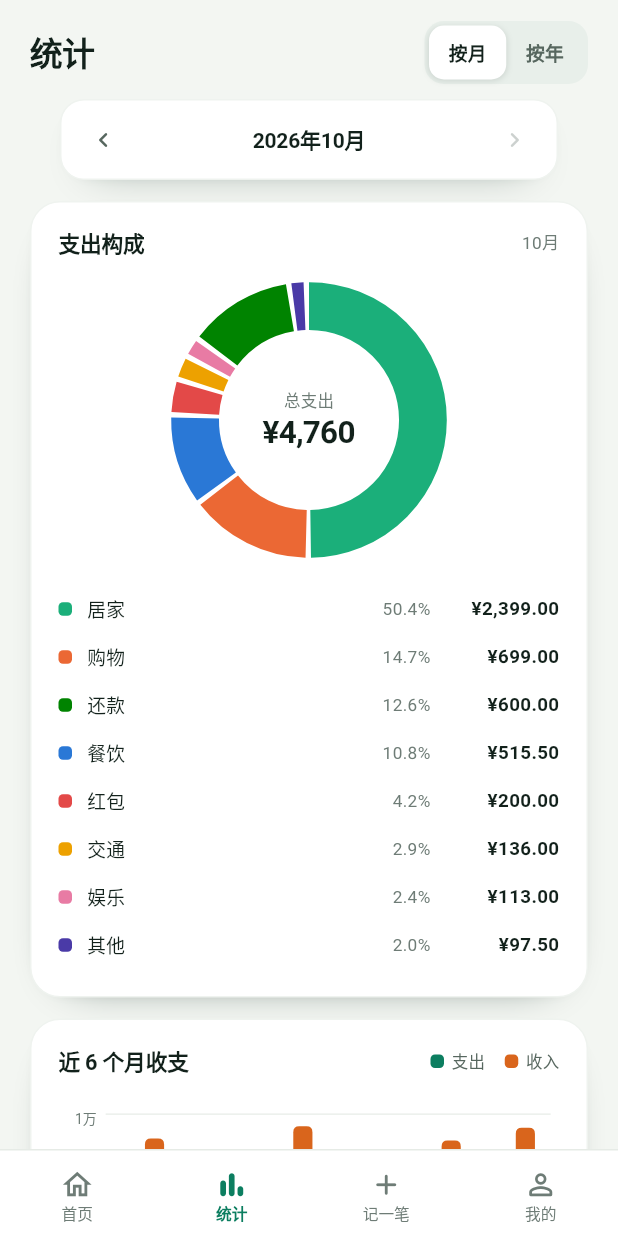
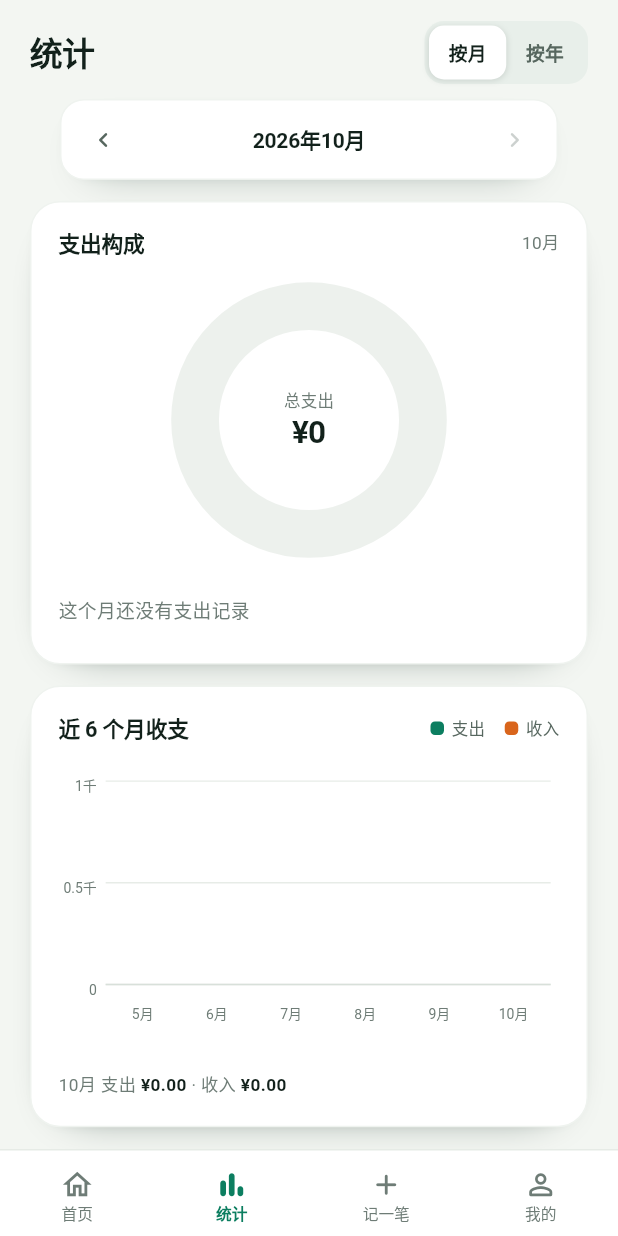
Before and after one commit to qiuzhiyei/entry-flow, a Flutter app: the screen it shows after launch, after a tap on "查看统计", on a phone screen of 412 x 824 dp. Run offline on Flutter 3.47's test engine with Material 3 defaults, Android fonts, the phone set to English and light mode, and no system bars; our stand-ins replace file_picker, hive, hive_flutter; accounts and stored records are empty.

Commit message:
Remove demo seed data and publish clean v1.1.1
Fresh installs now start with an empty ledger. Startup migration removes legacy demo records while preserving real records and normalizing real travel data. Backup import also drops demo entries.

```diff
--- a/lib/main.dart
+++ b/lib/main.dart
@@ -4,7 +4,7 @@ import 'package:provider/provider.dart';
 import 'app.dart';
 import 'providers/ledger_provider.dart';
 import 'services/hive_service.dart';
-import 'services/seed_data.dart';
+import 'services/data_migration.dart';
 import 'screens/startup_failure_screen.dart';
 
 Future<void> main() async {
@@ -12,7 +12,7 @@ Future<void> main() async {
 
   try {
     await HiveService.init();
-    await SeedData.seedIfNeeded(HiveService.recordsBox, HiveService.metaBox);
+    await DataMigration.migrate(HiveService.recordsBox, HiveService.metaBox);
   } catch (error, stackTrace) {
     debugPrint('Ledger startup failed: $error\n$stackTrace');
     runApp(const StartupFailureApp());
--- a/lib/providers/ledger_provider.dart
+++ b/lib/providers/ledger_provider.dart
@@ -308,7 +308,7 @@ class LedgerProvider extends ChangeNotifier {
         final record = Record.fromJson(Map<String, dynamic>.from(item));
         if (record.id.isEmpty ||
             record.amountCents <= 0 ||
-            record.id.startsWith('demo-travel-')) {
+            record.id.startsWith('demo-')) {
           skipped++;
           continue;
         }
--- /dev/null
+++ b/lib/services/data_migration.dart
@@ -0,0 +1,29 @@
+import 'package:hive/hive.dart';
+
+import '../models/record.dart';
+
+/// One-time cleanup for installs created by older demo builds. New installs
+/// start with an empty ledger; no sample records are ever added.
+abstract final class DataMigration {
+  static const String _dailyLedger = 'daily';
+  static const String _cleanupKey = 'clean_ledger_v1';
+
+  static Future<void> migrate(Box<Record> box, Box<dynamic> metaBox) async {
+    if (metaBox.get(_cleanupKey) == true) return;
+
+    final entries = box.toMap().entries.toList(growable: false);
+    for (final entry in entries) {
+      final record = entry.value;
+      if (record.id.startsWith('demo-')) {
+        await box.delete(entry.key);
+      } else if (record.ledgerId != _dailyLedger) {
+        await box.put(entry.key, record.copyWith(ledgerId: _dailyLedger));
+      }
+    }
+
+    await metaBox.put(_cleanupKey, true);
+    await metaBox.put('selected_ledger', _dailyLedger);
+    await metaBox.delete('demo_seeded');
+    await metaBox.delete('demo_version');
+  }
+}
--- a/lib/services/seed_data.dart
+++ /dev/null
@@ -1,286 +0,0 @@
-import 'package:hive/hive.dart';
-
-import '../models/record.dart';
-
-/// Demo entries are written only on the very first launch. Set this to `false`
-/// for a clean ledger. Clearing every record never re-seeds them.
-const bool kSeedDemoData = true;
-
-abstract final class SeedData {
-  static const String _seededKey = 'demo_seeded';
-  static const String _versionKey = 'demo_version';
-  static const String _singleLedgerKey = 'single_ledger_migrated';
-  static const int _version = 2;
-
-  static const String _dailyLedger = 'daily';
-
-  static Future<void> seedIfNeeded(
-    Box<Record> box,
-    Box<dynamic> metaBox,
-  ) async {
-    await _migrateToSingleLedger(box, metaBox);
-    if (!kSeedDemoData) return;
-
-    final seeded = metaBox.get(_seededKey) == true;
-    if (seeded) {
-      await _upgradeDemoData(box, metaBox);
-      return;
-    }
-
-    if (box.isNotEmpty) {
-      await metaBox.put(_seededKey, true);
-      await metaBox.put(_versionKey, _version);
-      return;
-    }
-
-    final now = DateTime.now();
-    final records = <Record>[];
-
-    void add(
-      int monthsAgo,
-      String type,
-      String categoryId,
-      num amount,
-      String note,
-      int day,
-      String time,
-    ) {
-      final parts = time.split(':');
-      final date = _dateFor(
-        now,
-        monthsAgo,
-        day,
-        int.parse(parts[0]),
-        int.parse(parts[1]),
-      );
-      records.add(
-        Record(
-          id: 'demo-${now.microsecondsSinceEpoch.toRadixString(36)}-${records.length}',
-          amountCents: (amount * 100).round(),
-          type: type == 'income' ? RecordType.income : RecordType.expense,
-          categoryId: categoryId,
-          date: date,
-          note: note,
-          createdAt: date,
-          ledgerId: _dailyLedger,
-        ),
-      );
-    }
-
-    // ----- current month: the prototype's October dataset -----
-    add(0, 'expense', 'food', 28, '楼下咖啡', 29, '08:12');
-    add(0, 'expense', 'transport', 6, '地铁 2 号线', 29, '08:40');
-    add(0, 'expense', 'food', 42.5, '公司楼下简餐', 29, '12:26');
-    add(0, 'expense', 'shopping', 129, '洗衣液和收纳盒', 28, '19:05');
-    add(0, 'expense', 'food', 86, '和朋友吃火锅', 28, '12:10');
-    add(0, 'expense', 'transport', 24, '打车回家', 27, '22:15');
-    add(0, 'expense', 'fun', 68, '电影票两张', 27, '15:30');
-    add(0, 'expense', 'home', 199, '换季被套', 26, '14:20');
-    add(0, 'expense', 'transport', 6, '地铁 2 号线', 26, '08:35');
-    add(0, 'expense', 'food', 35, '早餐和午餐', 26, '12:00');
-    add(0, 'expense', 'shopping', 302, '超市采购', 25, '17:42');
-    add(0, 'expense', 'study', 59, '一本小说', 24, '20:10');
-    add(0, 'expense', 'medical', 38.5, '感冒药', 22, '10:05');
-    add(0, 'income', 'parttime', 800, '设计外包尾款', 21, '15:00');
-    add(0, 'expense', 'shopping', 268, '秋季外套', 20, '16:40');
-    add(0, 'expense', 'food', 168, '周末下午茶', 19, '16:20');
-    add(0, 'expense', 'fun', 45, '音乐会员', 18, '09:00');
-    add(0, 'expense', 'repay', 600, '信用卡账单', 16, '20:30');
-    add(0, 'income', 'invest', 126.4, '基金分红', 15, '09:00');
-    add(0, 'expense', 'packet', 200, '同事婚礼随礼', 11, '12:40');
-    add(0, 'expense', 'food', 156, '周末聚餐', 12, '18:30');
-    add(0, 'income', 'salary', 8200, '本月工资', 10, '10:00');
-    add(0, 'income', 'redpacket', 200, '朋友生日回礼', 8, '21:10');
-    add(0, 'expense', 'transport', 100, '地铁月卡', 3, '07:50');
-    add(0, 'expense', 'home', 2200, '本月房租', 1, '09:00');
-
-    // ----- previous two months -----
-    add(1, 'expense', 'home', 2200, '上月房租', 1, '09:00');
-    add(1, 'expense', 'food', 860, '月中聚餐与外卖', 12, '19:20');
-    add(1, 'expense', 'shopping', 640, '家居小物', 18, '15:10');
-    add(1, 'expense', 'fun', 180, '演出门票', 20, '20:00');
-    add(1, 'expense', 'transport', 210, '打车与地铁', 25, '08:20');
-    add(1, 'income', 'salary', 8200, '上月工资', 10, '10:00');
-    add(1, 'income', 'parttime', 500, '插画稿费', 22, '14:00');
-
-    add(2, 'expense', 'home', 2200, '两月前房租', 1, '09:00');
-    add(2, 'expense', 'food', 920, '餐饮', 14, '18:40');
-    add(2, 'expense', 'shopping', 380, '换季衣物', 9, '16:00');
-    add(2, 'expense', 'transport', 260, '交通', 26, '08:30');
-    add(2, 'expense', 'study', 240, '线上课程', 17, '21:00');
-    add(2, 'income', 'salary', 8200, '工资', 10, '10:00');
-
-    add(3, 'expense', 'home', 2200, '三月前房租', 1, '09:00');
-    add(3, 'expense', 'food', 780, '餐饮', 16, '19:00');
-    add(3, 'expense', 'shopping', 520, '夏季用品', 11, '15:30');
-    add(3, 'expense', 'fun', 320, '周末露营', 19, '11:00');
-    add(3, 'expense', 'medical', 160, '体检', 6, '09:30');
-    add(3, 'income', 'salary', 8200, '工资', 10, '10:00');
-    add(3, 'income', 'bonus', 1200, '季度奖金', 15, '10:00');
-
-    // ----- earlier months, so the year chart is complete -----
-    records.addAll(_buildHistoricalRecords(now));
-
-    await box.putAll(<String, Record>{
-      for (final record in records) record.id: record,
-    });
-    await metaBox.put(_seededKey, true);
-    await metaBox.put(_versionKey, _version);
-  }
-
-  /// Older demo installs already have the October/September/... records.
-  /// Version 2 adds the earlier months without touching the user's own records.
-  static Future<void> _upgradeDemoData(
-    Box<Record> box,
-    Box<dynamic> metaBox,
-  ) async {
-    final version = metaBox.get(_versionKey) as int? ?? 1;
-    if (version >= _version) return;
-
-    final hasDemoRecords = box.values.any(
-      (record) => record.id.startsWith('demo-'),
-    );
-    if (hasDemoRecords) {
-      final now = DateTime.now();
-      final existingIds = box.values.map((record) => record.id).toSet();
-      final additions = _buildHistoricalRecords(now)
-          .where((record) => !existingIds.contains(record.id))
-          .toList();
-      if (additions.isNotEmpty) {
-        await box.putAll(<String, Record>{
-          for (final record in additions) record.id: record,
-        });
-      }
-    }
-
-    await metaBox.put(_versionKey, _version);
-  }
-
-  /// The app has a single daily ledger. Existing demo-travel records are
-  /// removed; any real travel-created records are kept and moved to daily.
-  static Future<void> _migrateToSingleLedger(
-    Box<Record> box,
-    Box<dynamic> metaBox,
-  ) async {
-    if (metaBox.get(_singleLedgerKey) == true) return;
-
-    final entries = box.toMap().entries.toList(growable: false);
-    for (final entry in entries) {
-      final record = entry.value;
-      if (record.ledgerId == _dailyLedger) continue;
-      if (record.id.startsWith('demo-travel-')) {
-        await box.delete(entry.key);
-      } else {
-        await box.put(entry.key, record.copyWith(ledgerId: _dailyLedger));
-      }
-    }
-
-    await metaBox.put(_singleLedgerKey, true);
-    await metaBox.put('selected_ledger', _dailyLedger);
-  }
-
-  static List<Record> _buildHistoricalRecords(DateTime now) {
-    final records = <Record>[];
-    var index = 0;
-
-    void add(
-      int monthsAgo,
-      String type,
-      String categoryId,
-      num amount,
-      String note,
-      int day,
-      String time,
-    ) {
-      final parts = time.split(':');
-      final date = _dateFor(
-        now,
-        monthsAgo,
-        day,
-        int.parse(parts[0]),
-        int.parse(parts[1]),
-      );
-      records.add(
-        Record(
-          id: 'demo-history-${index++}',
-          amountCents: (amount * 100).round(),
-          type: type == 'income' ? RecordType.income : RecordType.expense,
-          categoryId: categoryId,
-          date: date,
-          note: note,
-          createdAt: date,
-          ledgerId: _dailyLedger,
-        ),
-      );
-    }
-
-    // June (4 months ago)
-    add(4, 'expense', 'home', 2200, '六月房租', 1, '09:00');
-    add(4, 'expense', 'food', 700, '六月餐饮', 15, '18:00');
-    add(4, 'expense', 'shopping', 420, '日用品', 8, '20:00');
-    add(4, 'expense', 'transport', 190, '六月交通', 24, '08:10');
-    add(4, 'income', 'salary', 8200, '六月工资', 10, '10:00');
-
-    // May (5 months ago)
-    add(5, 'expense', 'home', 2200, '五月房租', 1, '09:00');
-    add(5, 'expense', 'food', 640, '五月餐饮', 13, '18:20');
-    add(5, 'expense', 'shopping', 300, '小家电', 7, '14:00');
-    add(5, 'expense', 'transport', 170, '五月交通', 27, '08:00');
-    add(5, 'expense', 'fun', 150, '桌游局', 23, '20:30');
-    add(5, 'income', 'salary', 8200, '五月工资', 10, '10:00');
-    add(5, 'income', 'parttime', 600, '翻译稿费', 19, '16:00');
-
-    // April (6 months ago)
-    add(6, 'expense', 'home', 2200, '四月房租', 1, '09:00');
-    add(6, 'expense', 'food', 680, '四月餐饮', 13, '18:20');
-    add(6, 'expense', 'shopping', 890, '换了台显示器', 8, '20:00');
-    add(6, 'expense', 'fun', 240, '周末展览', 19, '14:30');
-    add(6, 'expense', 'transport', 160, '四月交通', 27, '08:10');
-    add(6, 'income', 'salary', 8200, '四月工资', 10, '10:00');
-    add(6, 'income', 'invest', 88.6, '理财收益', 28, '09:00');
-
-    // March (7 months ago)
-    add(7, 'expense', 'home', 2200, '三月房租', 1, '09:00');
-    add(7, 'expense', 'food', 720, '三月餐饮', 15, '18:40');
-    add(7, 'expense', 'shopping', 260, '换季收纳', 9, '14:00');
-    add(7, 'expense', 'medical', 280, '春季体检', 6, '09:30');
-    add(7, 'expense', 'study', 199, '设计课程', 18, '21:00');
-    add(7, 'expense', 'transport', 150, '三月交通', 24, '08:15');
-    add(7, 'income', 'salary', 8200, '三月工资', 10, '10:00');
-    add(7, 'income', 'parttime', 400, '海报设计稿费', 26, '15:00');
-
-    // February (8 months ago)
-    add(8, 'expense', 'home', 2200, '二月房租', 1, '09:00');
-    add(8, 'expense', 'shopping', 480, '年货采购', 10, '15:20');
-    add(8, 'expense', 'food', 760, '春节聚餐', 14, '18:00');
-    add(8, 'expense', 'transport', 320, '回家高铁票', 16, '09:10');
-    add(8, 'income', 'salary', 8200, '二月工资', 10, '10:00');
-    add(8, 'income', 'redpacket', 1200, '春节红包', 17, '20:00');
-
-    // January (9 months ago)
-    add(9, 'expense', 'home', 2200, '一月房租', 1, '09:00');
-    add(9, 'expense', 'food', 690, '一月餐饮', 12, '18:30');
-    add(9, 'expense', 'shopping', 350, '冬季日用品', 8, '16:00');
-    add(9, 'expense', 'transport', 145, '一月交通', 22, '08:20');
-    add(9, 'income', 'salary', 8200, '一月工资', 10, '10:00');
-    add(9, 'income', 'bonus', 8000, '年终奖', 20, '10:00');
-
-    return records;
-  }
-
-  static DateTime _dateFor(
-    DateTime now,
-    int monthsAgo,
-    int day,
-    int hour,
-    int minute,
-  ) {
-    final first = DateTime(now.year, now.month - monthsAgo, 1);
-    final lastDay = DateTime(first.year, first.month + 1, 0).day;
-    var dayOfMonth = day < 1 ? 1 : (day > lastDay ? lastDay : day);
-    if (monthsAgo == 0 && dayOfMonth > now.day) {
-      dayOfMonth = now.day;
-    }
-    return DateTime(first.year, first.month, dayOfMonth, hour, minute);
-  }
-}
--- a/pubspec.yaml
+++ b/pubspec.yaml
@@ -16,7 +16,7 @@ publish_to: 'none' # Remove this line if you wish to publish to pub.dev
 # https://developer.apple.com/library/archive/documentation/General/Reference/InfoPlistKeyReference/Articles/CoreFoundationKeys.html
 # In Windows, build-name is used as the major, minor, and patch parts
 # of the product and file versions while build-number is used as the build suffix.
-version: 1.1.0+2
+version: 1.1.1+3
 
 environment:
   sdk: ^3.13.7
```
Also changed, not shown: 4 other files.
